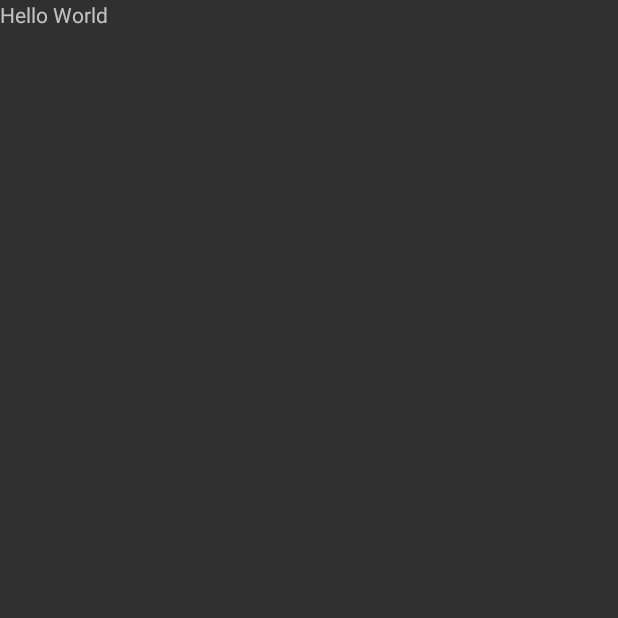
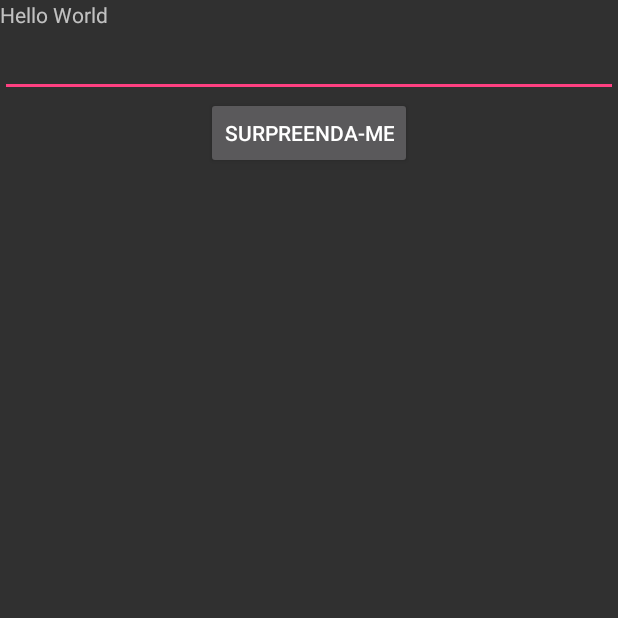
Before and after one commit to danilocbueno/dmAndroid, an Android app: the screen it shows after launch (MainActivity), on a phone screen of 412 x 824 dp, the top half of it. Before the commit the part shown is almost empty. Run offline under Robolectric (Android 15) with nearby library versions, the phone set to English and light mode, and no system bars.

Commit message:
HelloWorld2.0

```diff
--- a/app/src/main/java/br/edu/ufscar/tmandroid/MainActivity.java
+++ b/app/src/main/java/br/edu/ufscar/tmandroid/MainActivity.java
@@ -2,6 +2,10 @@ package br.edu.ufscar.tmandroid;
 
 import android.app.Activity;
 import android.os.Bundle;
+import android.text.Editable;
+import android.view.View;
+import android.widget.EditText;
+import android.widget.TextView;
 
 /**
  * Created by danilocbueno on 09/02/17.
@@ -9,9 +13,23 @@ import android.os.Bundle;
 
 public class MainActivity extends Activity {
 
+    //variaveis para os elementos da view
+    private EditText nomeEditText;
+    private TextView saudacaoTextView;
+
     @Override
     protected void onCreate(Bundle savedInstanceState) {
         super.onCreate(savedInstanceState);
         setContentView(R.layout.activity_main);
+
+        //referenciando os elementos
+        this.nomeEditText = (EditText) findViewById(R.id.nomeEditText);
+        this.saudacaoTextView = (TextView) findViewById(R.id.saudacaoTextView);
+    }
+
+    public void surpreenderUsuario(View v) {
+        Editable texto = this.nomeEditText.getText();
+        this.saudacaoTextView.setText(texto);
+
     }
 }
--- a/app/src/main/res/layout/activity_main.xml
+++ b/app/src/main/res/layout/activity_main.xml
@@ -1,10 +1,28 @@
 <?xml version="1.0" encoding="utf-8"?>
 <LinearLayout xmlns:android="http://schemas.android.com/apk/res/android"
     android:layout_width="match_parent"
-    android:layout_height="match_parent">
+    android:layout_height="match_parent"
+    android:orientation="vertical">
 
     <TextView
+        android:id="@+id/saudacaoTextView"
         android:text="Hello World"
+        android:layout_width="match_parent"
+        android:layout_height="wrap_content"/>
+
+    <EditText
+        android:layout_width="match_parent"
+        android:layout_height="wrap_content"
+        android:id="@+id/nomeEditText">
+
+        <requestFocus/>
+    </EditText>
+
+    <Button
         android:layout_width="wrap_content"
-        android:layout_height="wrap_content"/>
+        android:layout_height="wrap_content"
+        android:layout_gravity="center"
+        android:id="@+id/saudacaoButton"
+        android:text="Surpreenda-me"
+        android:onClick="surpreenderUsuario"/>
 </LinearLayout>
```
